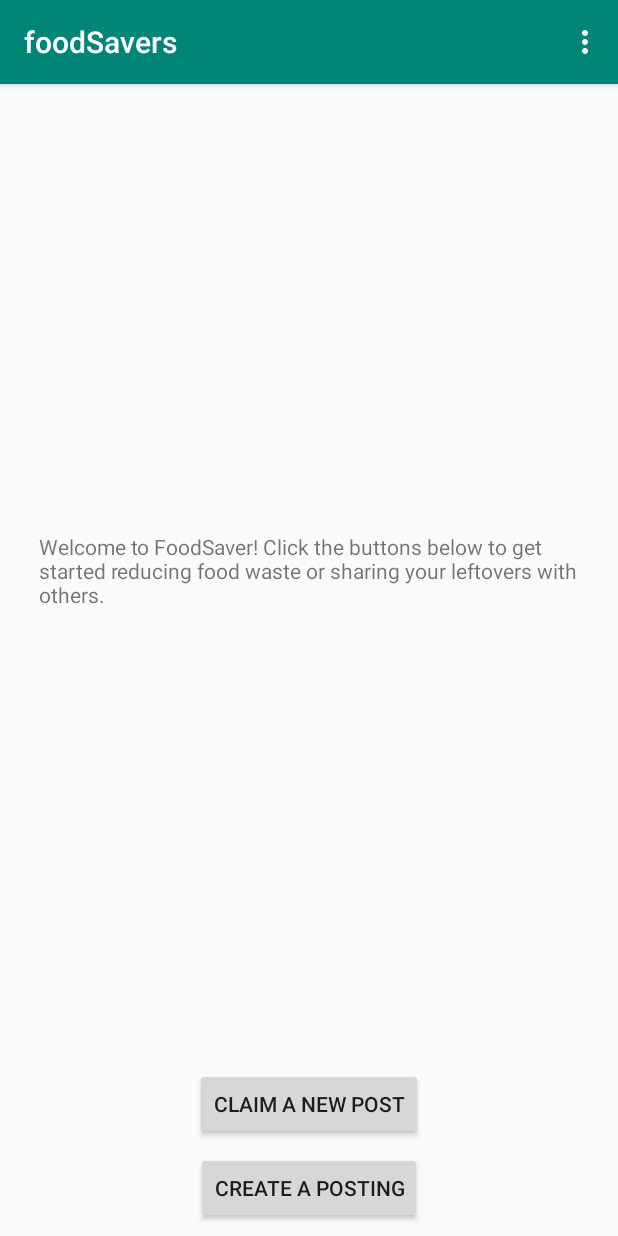
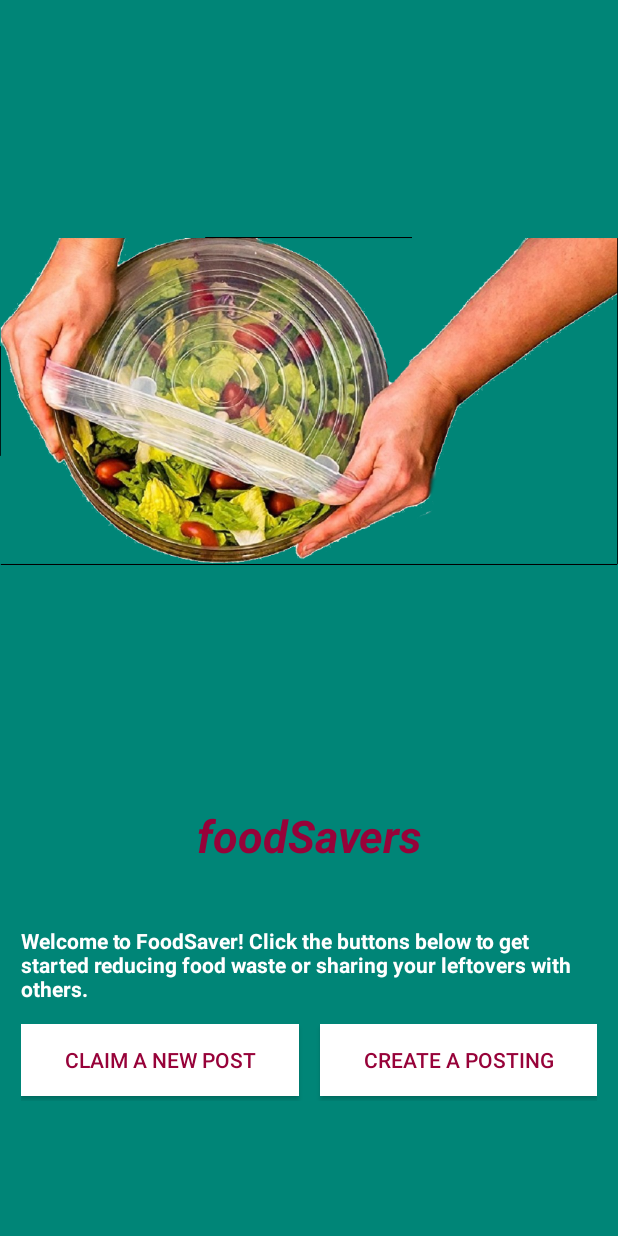
Before and after one commit to MeghanaVKasal/foodSavers, an Android app: the screen it shows after launch (MainActivity), on a phone screen of 412 x 824 dp. Run offline under Robolectric (Android 15) with nearby library versions, the phone set to English and light mode, and no system bars; our stand-ins replace Firebase (no records; nobody signed in at launch, a user with empty details on screens opened directly); libraries missing offline, so code that uses them is left out: com.firebase.ui; 2 statements that could not run were skipped.

Commit message:
updating main, create posting, foodDetail design

```diff
--- a/app/src/main/AndroidManifest.xml
+++ b/app/src/main/AndroidManifest.xml
@@ -27,7 +27,7 @@
             android:name=".MainActivity"
             android:label="@string/app_name"
             android:screenOrientation="portrait"
-            android:theme="@style/AppTheme.NoActionBar">
+            android:theme="@style/SplashScreenTheme">
             <intent-filter>
                 <action android:name="android.intent.action.MAIN"/>
 
@@ -38,7 +38,8 @@
             android:name=".CreatePostActivity"
             android:label="@string/title_activity_create_post"
             android:screenOrientation="portrait"
-            android:theme="@style/AppTheme.NoActionBar">
+            android:theme="@style/AppTheme.NoActionBar"
+            android:windowSoftInputMode="stateHidden|adjustResize|adjustPan">>
         </activity>
 
         <service android:name=".FoodMessagingService">
--- a/app/src/main/java/com/frankegan/foodsavers/CreatePostActivity.java
+++ b/app/src/main/java/com/frankegan/foodsavers/CreatePostActivity.java
@@ -1,6 +1,7 @@
 package com.frankegan.foodsavers;
 
 import android.Manifest;
+import android.content.Context;
 import android.content.DialogInterface;
 import android.content.Intent;
 import android.content.pm.PackageManager;
@@ -22,6 +23,7 @@ import android.support.v7.app.AppCompatActivity;
 import android.support.v7.widget.Toolbar;
 import android.util.Log;
 import android.view.View;
+import android.view.inputmethod.InputMethodManager;
 import android.widget.ArrayAdapter;
 import android.widget.EditText;
 import android.widget.ImageView;
@@ -281,6 +283,8 @@ public class CreatePostActivity extends AppCompatActivity {
                     public void onClick(DialogInterface dialog, int whichButton) {
                         String foodName = foodInput.getText().toString();
                         adapter.add(foodName);
+                        InputMethodManager imm = (InputMethodManager) getSystemService(Context.INPUT_METHOD_SERVICE);
+                        imm.hideSoftInputFromWindow(foodInput.getWindowToken(), 0);
                     }
                 })
                 .setCancelable(true)
--- a/app/src/main/java/com/frankegan/foodsavers/MainActivity.java
+++ b/app/src/main/java/com/frankegan/foodsavers/MainActivity.java
@@ -110,6 +110,7 @@ public class MainActivity extends AppCompatActivity {
             if (user == null) return;
             saveUserData(user);
             requestLocationTracking();
+            Toast.makeText(this, "user has benn sing in 1",Toast.LENGTH_LONG).show();
             firebaseInstanceId.getInstanceId()
                     .addOnSuccessListener(new OnSuccessListener<InstanceIdResult>() {
                         @Override public void onSuccess(InstanceIdResult instanceIdResult) {
@@ -175,6 +176,7 @@ public class MainActivity extends AppCompatActivity {
         userData.put("displayName", firebaseUser.getDisplayName());
         userData.put("email", firebaseUser.getEmail());
         userData.put("photoUrl", firebaseUser.getPhotoUrl().toString());
+        Toast.makeText(this, "user has benn sing in",Toast.LENGTH_LONG).show();
         firestore.collection("users")
                 .document(firebaseUser.getUid())
                 .set(userData, SetOptions.merge());
--- a/app/src/main/java/com/frankegan/foodsavers/TrackingService.java
+++ b/app/src/main/java/com/frankegan/foodsavers/TrackingService.java
@@ -71,8 +71,8 @@ public class TrackingService extends Service {
                 .setContentTitle(getString(R.string.app_name))
                 .setContentText(getString(R.string.tracking_enabled_notif))
                 .setOngoing(true)
-                .setContentIntent(broadcastIntent)
-                .setSmallIcon(R.drawable.ic_location_on_black_24dp);
+                .setContentIntent(broadcastIntent);
+               // .setSmallIcon(R.drawable.ic_location_on_black_24dp);
         startForeground(1, builder.build());
     }
 
--- a/app/src/main/res/layout/activity_main.xml
+++ b/app/src/main/res/layout/activity_main.xml
@@ -7,19 +7,19 @@
     android:layout_height="match_parent"
     tools:context=".MainActivity">
 
-    <android.support.design.widget.AppBarLayout
-        android:layout_width="match_parent"
-        android:layout_height="wrap_content"
-        android:theme="@style/AppTheme.AppBarOverlay">
+    <!--<android.support.design.widget.AppBarLayout-->
+        <!--android:layout_width="match_parent"-->
+        <!--android:layout_height="wrap_content"-->
+        <!--android:theme="@style/AppTheme.AppBarOverlay">-->
 
-        <android.support.v7.widget.Toolbar
-            android:id="@+id/toolbar"
-            android:layout_width="match_parent"
-            android:layout_height="?attr/actionBarSize"
-            android:background="?attr/colorPrimary"
-            app:popupTheme="@style/AppTheme.PopupOverlay"/>
+        <!--<android.support.v7.widget.Toolbar-->
+            <!--android:id="@+id/toolbar"-->
+            <!--android:layout_width="match_parent"-->
+            <!--android:layout_height="?attr/actionBarSize"-->
+            <!--android:background="?attr/colorPrimary"-->
+            <!--app:popupTheme="@style/AppTheme.PopupOverlay"/>-->
 
-    </android.support.design.widget.AppBarLayout>
+    <!--</android.support.design.widget.AppBarLayout>-->
 
     <include layout="@layout/content_main"/>
 
--- a/app/src/main/res/layout/content_main.xml
+++ b/app/src/main/res/layout/content_main.xml
@@ -1,49 +1,89 @@
 <?xml version="1.0" encoding="utf-8"?>
-<android.support.constraint.ConstraintLayout
+<RelativeLayout
     xmlns:android="http://schemas.android.com/apk/res/android"
-    xmlns:app="http://schemas.android.com/apk/res-auto"
     xmlns:tools="http://schemas.android.com/tools"
     android:layout_width="match_parent"
     android:layout_height="match_parent"
-    app:layout_behavior="@string/appbar_scrolling_view_behavior"
-    tools:context=".MainActivity"
-    tools:showIn="@layout/activity_main">
+    android:background="@color/colorPrimary"
+    android:gravity="center_horizontal"
+    tools:context=".MainActivity">
+
+    <ImageView
+        android:id="@+id/imageView"
+        android:layout_width="match_parent"
+        android:layout_height="190dp"
+        android:layout_above="@+id/fd_txt"
+        android:layout_alignParentStart="true"
+        android:layout_alignParentTop="true"
+        android:layout_alignParentEnd="true"
+        android:layout_marginStart="0dp"
+        android:layout_marginTop="0dp"
+        android:layout_marginEnd="0dp"
+        android:layout_marginBottom="2dp"
+        android:src="@drawable/fs_img" />
+
 
     <TextView
-        android:id="@+id/textView2"
-        android:layout_width="368dp"
-        android:layout_height="51dp"
-        android:layout_marginStart="16dp"
-        android:layout_marginEnd="8dp"
-        android:layout_marginBottom="8dp"
+        android:id="@+id/fd_txt"
+        android:layout_width="match_parent"
+        android:layout_height="wrap_content"
+        android:layout_above="@+id/wel_txt"
+        android:layout_marginLeft="@dimen/layout_margin"
+        android:layout_marginRight="@dimen/layout_margin"
+        android:layout_marginBottom="40dp"
+        android:gravity="center"
+        android:shadowColor="@color/colorPrimaryDark"
+        android:text="@string/app_name"
+        android:textAlignment="center"
+        android:textColor="@color/colorAccent"
+        android:textSize="30sp"
+        android:textStyle="bold|italic" />
+
+    <TextView
+        android:id="@+id/wel_txt"
+        android:layout_width="wrap_content"
+        android:layout_height="wrap_content"
+        android:layout_above="@+id/btn_bg"
+        android:layout_marginLeft="@dimen/layout_margin"
+        android:layout_marginRight="@dimen/layout_margin"
+        android:layout_marginBottom="@dimen/layout_margin"
         android:text="@string/intro_text"
-        app:layout_constraintBottom_toTopOf="@+id/claim_button"
-        app:layout_constraintEnd_toEndOf="parent"
-        app:layout_constraintStart_toStartOf="parent"
-        app:layout_constraintTop_toTopOf="parent"/>
+        android:textColor="@color/colorWhite"
+        android:textStyle="bold" />
+
+    <LinearLayout
+        android:id="@+id/btn_bg"
+        android:orientation="horizontal"
+        android:layout_width="match_parent"
+        android:layout_height="wrap_content"
+        android:layout_alignParentBottom="true"
+        android:layout_marginBottom="90dp"
+        android:layout_alignParentStart="true"
+        android:layout_marginLeft="@dimen/layout_margin"
+        android:layout_marginRight="@dimen/layout_margin">
 
         <Button
             android:id="@+id/claim_button"
             android:layout_width="wrap_content"
             android:layout_height="wrap_content"
-        android:layout_marginStart="8dp"
-        android:layout_marginEnd="8dp"
-        android:layout_marginBottom="8dp"
             android:text="CLAIM A NEW POST"
-        app:layout_constraintBottom_toTopOf="@+id/create_post_button"
-        app:layout_constraintEnd_toEndOf="parent"
-        app:layout_constraintStart_toStartOf="parent"/>
+            android:layout_weight="1"
+            style="@style/Button_Caption_White_Style"/>
+
+
+        <Space
+            android:layout_width="@dimen/layout_margin"
+            android:layout_height="match_parent" />
 
         <Button
             android:id="@+id/create_post_button"
             android:layout_width="wrap_content"
             android:layout_height="wrap_content"
-        android:layout_marginStart="8dp"
-        android:layout_marginEnd="8dp"
-        android:layout_marginBottom="8dp"
+            android:layout_weight="1"
             android:text="CREATE A POSTING"
-        app:layout_constraintBottom_toBottomOf="parent"
-        app:layout_constraintEnd_toEndOf="parent"
-        app:layout_constraintStart_toStartOf="parent"/>
+            style="@style/Button_Caption_White_Style"/>
+    </LinearLayout>
 
-</android.support.constraint.ConstraintLayout>
+
+
+</RelativeLayout>
--- a/app/src/main/res/values/colors.xml
+++ b/app/src/main/res/values/colors.xml
@@ -1,6 +1,9 @@
 <?xml version="1.0" encoding="utf-8"?>
 <resources>
     <color name="colorPrimary">#008577</color>
-    <color name="colorPrimaryDark">#00574B</color>
-    <color name="colorAccent">#D81B60</color>
+    <color name="colorPrimaryDark">#00574b</color>
+    <color name="colorAccent">#970239</color>
+    <color name="colorWhite">#FFFFFF</color>
+    <color name ="light_gray">#939393</color>
+
 </resources>
--- a/app/src/main/res/values/dimens.xml
+++ b/app/src/main/res/values/dimens.xml
@@ -1,3 +1,9 @@
 <resources>
     <dimen name="fab_margin">16dp</dimen>
+
+    <dimen name="margin_btw_buttons">3dp</dimen>
+    <dimen name="button_caption_text_size">14sp</dimen>
+    <dimen name="layout_margin">14dp</dimen>
+
+
 </resources>
--- a/app/src/main/res/values/styles.xml
+++ b/app/src/main/res/values/styles.xml
@@ -13,6 +13,63 @@
         <item name="windowNoTitle">true</item>
     </style>
 
+    <style name="SplashScreenTheme" parent="Base.AppTheme.NoActionBar">
+        <item name="android:windowFullscreen">true</item>
+        <item name="android:windowActionBarOverlay">true</item>
+        <item name="windowActionBar">false</item>
+        <item name="windowNoTitle">true</item>
+    </style>
+
+    <style name="Base.AppTheme.NoActionBar" parent="Theme.AppCompat.NoActionBar">
+        <item name="android:fontFamily">sans-serif-regular</item>
+        <item name="colorPrimary">@color/colorPrimary</item>
+        <item name="colorPrimaryDark">@color/colorPrimaryDark</item>
+        <item name="colorAccent">@color/colorAccent</item>
+        <item name="colorControlNormal">@color/colorAccent</item>
+        <item name="colorControlActivated">@color/colorAccent</item>
+        <item name="colorControlHighlight">@color/light_gray</item>
+        <item name="android:textColorHint">@color/colorAccent</item>
+        <item name="android:textColor">@color/colorAccent</item>
+        <item name="android:actionBarStyle">@style/ActionBarStyle</item>
+
+    </style>
+
+
+
+
+    <style name = "Button_Caption_White_Style" parent="Button_Caption_Style">
+        <item name = "android:textColor">@color/colorAccent</item>
+        <item name = "android:layout_marginBottom">@dimen/margin_btw_buttons</item>
+        <item name="android:theme">@style/AppTheme.White.Button</item>
+        <item name="android:background">@color/colorWhite</item>
+    </style>
+    <style name="AppTheme.White.Button" parent="Base.Widget.AppCompat.Button">
+        <item name="colorButtonNormal">@color/colorAccent</item>
+    </style>
+
+
+
+    <style name = "Button_Caption_green_Style" parent="Button_Caption_Style">
+        <item name = "android:textColor">@color/colorAccent</item>
+        <item name = "android:layout_marginBottom">@dimen/margin_btw_buttons</item>
+        <item name="android:theme">@style/AppTheme.green.Button</item>
+    </style>
+    <style name="AppTheme.green.Button" parent="Base.Widget.AppCompat.Button">
+        <item name="colorButtonNormal">@color/colorPrimary</item>
+    </style>
+
+
+    <style name="Button_Caption_Style">
+        <item name = "android:textSize">@dimen/button_caption_text_size</item>
+        <item name = "android:fontFamily">sans-serif-medium</item>
+    </style>
+
+
+    <style name="ActionBarStyle" parent="android:style/Theme">
+        <item name="android:textAppearance">@android:style/TextAppearance.Small</item>
+    </style>
+
+
     <style name="AppTheme.AppBarOverlay" parent="ThemeOverlay.AppCompat.Dark.ActionBar"/>
 
     <style name="AppTheme.PopupOverlay" parent="ThemeOverlay.AppCompat.Light"/>
```
Also changed, not shown: app/src/main/res/layout/activity_food_detail.xml (+6 -5 lines), app/src/main/res/layout/content_create_post.xml (+67 -70 lines), app/src/main/res/drawable-hdpi/fs_img.png (added), app/src/main/res/drawable-mdpi/fs_img.png (added), app/src/main/res/drawable-xhdpi/fs_img.png (added), 2 other files. Lines whose indentation alone changed are shown as unchanged.
